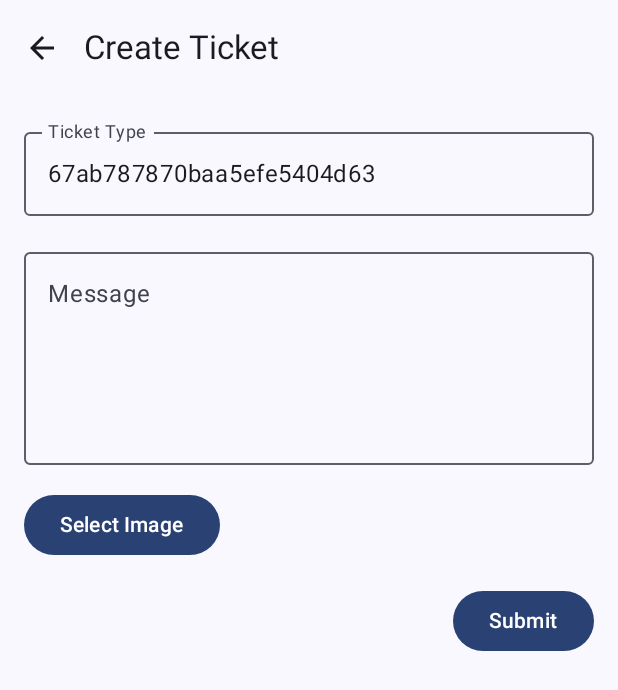
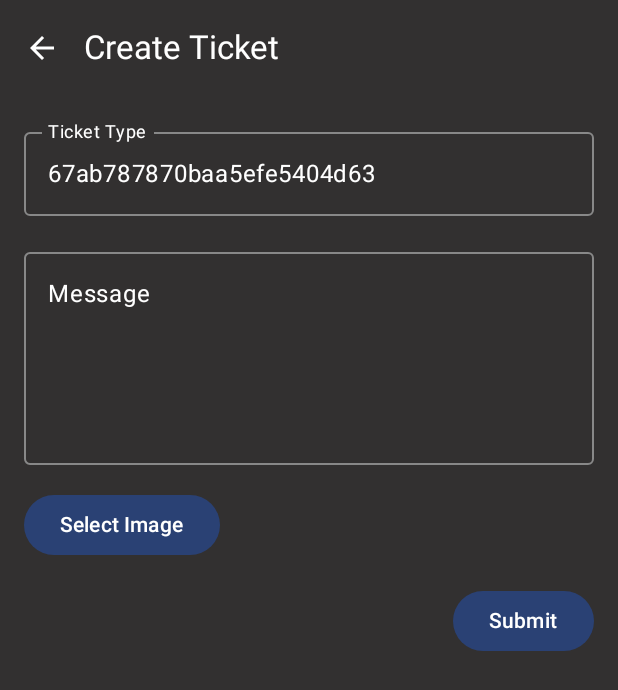
Before and after one commit to yeshuwahane/d4c, an Android app built with Jetpack Compose: the composable TicketScreen shown on its own in the app's theme, on a phone screen of 412 x 824 dp. Shown: the top 690 px of the screen. Run offline under Robolectric (Android 15) with nearby library versions, the phone set to English and light mode, and no system bars; our stand-ins replace Dagger/Hilt's generated code.

Commit message:
changed ticket screen  to black theme

```diff
--- a/app/src/main/java/com/yeshuwahane/d4c/presenatation/MainActivity.kt
+++ b/app/src/main/java/com/yeshuwahane/d4c/presenatation/MainActivity.kt
@@ -108,7 +108,7 @@ fun SplashScreen(
     val jwtState by viewModel.jwtFlow.collectAsState()
     var hasNavigated by remember { mutableStateOf(false) }
 
-    // Animate alpha for subtle pulsing
+
     val alphaAnim = rememberInfiniteTransition().animateFloat(
         initialValue = 0.5f,
         targetValue = 1f,
--- a/app/src/main/java/com/yeshuwahane/d4c/presenatation/features/tickets/TicketScreen.kt
+++ b/app/src/main/java/com/yeshuwahane/d4c/presenatation/features/tickets/TicketScreen.kt
@@ -3,6 +3,7 @@ package com.yeshuwahane.d4c.presenatation.features.tickets
 import android.net.Uri
 import androidx.activity.compose.rememberLauncherForActivityResult
 import androidx.activity.result.contract.ActivityResultContracts
+import androidx.compose.foundation.background
 import androidx.compose.foundation.clickable
 import androidx.compose.foundation.interaction.MutableInteractionSource
 import androidx.compose.foundation.layout.Arrangement
@@ -21,10 +22,13 @@ import androidx.compose.material3.CircularProgressIndicator
 import androidx.compose.material3.ExperimentalMaterial3Api
 import androidx.compose.material3.Icon
 import androidx.compose.material3.IconButton
+import androidx.compose.material3.LocalTextStyle
 import androidx.compose.material3.OutlinedTextField
+import androidx.compose.material3.OutlinedTextFieldDefaults
 import androidx.compose.material3.Scaffold
 import androidx.compose.material3.Text
 import androidx.compose.material3.TopAppBar
+import androidx.compose.material3.TopAppBarDefaults
 import androidx.compose.runtime.Composable
 import androidx.compose.runtime.collectAsState
 import androidx.compose.runtime.getValue
@@ -45,6 +49,7 @@ import java.io.File
 
 
 
+
 @OptIn(ExperimentalMaterial3Api::class)
 @Composable
 fun TicketScreen(
@@ -55,7 +60,7 @@ fun TicketScreen(
     val ticketState by viewModel.ticketState.collectAsState()
     val focusManager = LocalFocusManager.current
 
-    var ticketType by remember { mutableStateOf("67ab787870baa5efe5404d63") } // pre-filled
+    var ticketType by remember { mutableStateOf("67ab787870baa5efe5404d63") }
     var message by remember { mutableStateOf("") }
     var imageUri by remember { mutableStateOf<Uri?>(null) }
 
@@ -79,19 +84,25 @@ fun TicketScreen(
     Scaffold(
         topBar = {
             TopAppBar(
-                title = { Text("Create Ticket") },
+                title = { Text("Create Ticket", color = Color.White) },
                 navigationIcon = {
                     IconButton(onClick = onBackPressed) {
-                        Icon(Icons.AutoMirrored.Filled.ArrowBack, contentDescription = "Back")
+                        Icon(Icons.AutoMirrored.Filled.ArrowBack, contentDescription = "Back", tint = Color.White)
                     }
-                }
+                },
+                colors = TopAppBarDefaults.topAppBarColors(
+                    containerColor = Color(0xff323030),
+                    titleContentColor = Color.White,
+                    navigationIconContentColor = Color.White
+                )
             )
-        }
+        },
+        containerColor = Color(0xff323030) // Dark background for Scaffold
     ) { paddingValues ->
-        // 🔹 This Box detects outside taps to clear focus
         Box(
             modifier = Modifier
                 .fillMaxSize()
+                .background(Color(0xff323030))
                 .clickable(
                     indication = null,
                     interactionSource = remember { MutableInteractionSource() }
@@ -109,23 +120,35 @@ fun TicketScreen(
                 OutlinedTextField(
                     value = ticketType,
                     onValueChange = { ticketType = it },
-                    label = { Text("Ticket Type") },
-                    modifier = Modifier.fillMaxWidth()
+                    label = { Text("Ticket Type", color = Color.White) },
+                    modifier = Modifier.fillMaxWidth(),
+                    textStyle = LocalTextStyle.current.copy(color = Color.White),
+                    colors = OutlinedTextFieldDefaults.colors(
+                        focusedBorderColor = Color.White,
+                        unfocusedBorderColor = Color.Gray,
+                        cursorColor = Color.White
+                    )
                 )
 
                 OutlinedTextField(
                     value = message,
                     onValueChange = { message = it },
-                    label = { Text("Message") },
+                    label = { Text("Message", color = Color.White) },
                     modifier = Modifier
                         .fillMaxWidth()
                         .height(150.dp),
                     maxLines = 5,
+                    textStyle = LocalTextStyle.current.copy(color = Color.White),
                     keyboardOptions = KeyboardOptions.Default.copy(imeAction = ImeAction.Done),
                     keyboardActions = KeyboardActions(
                         onDone = {
                             focusManager.clearFocus()
                         }
+                    ),
+                    colors = OutlinedTextFieldDefaults.colors(
+                        focusedBorderColor = Color.White,
+                        unfocusedBorderColor = Color.Gray,
+                        cursorColor = Color.White
                     )
                 )
 
@@ -137,7 +160,7 @@ fun TicketScreen(
                     Text(
                         text = "Image Selected: ${it.lastPathSegment}",
                         fontSize = 12.sp,
-                        color = Color.Gray
+                        color = Color.LightGray
                     )
                 }
 
```
Also changed, not shown: 2 other files.
